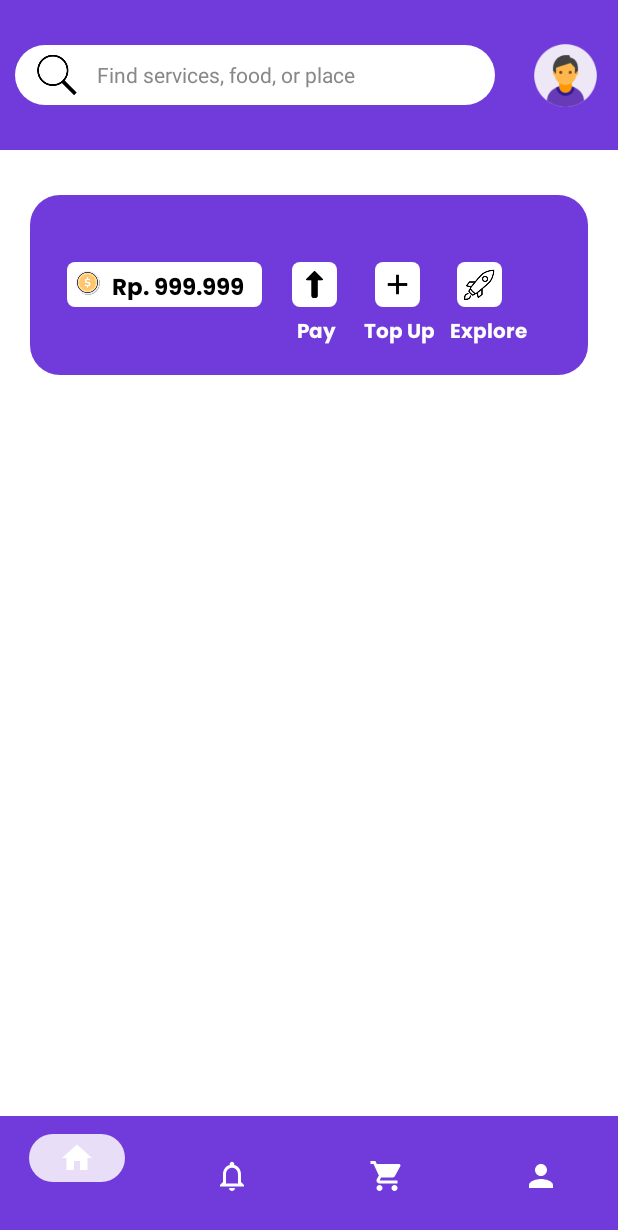
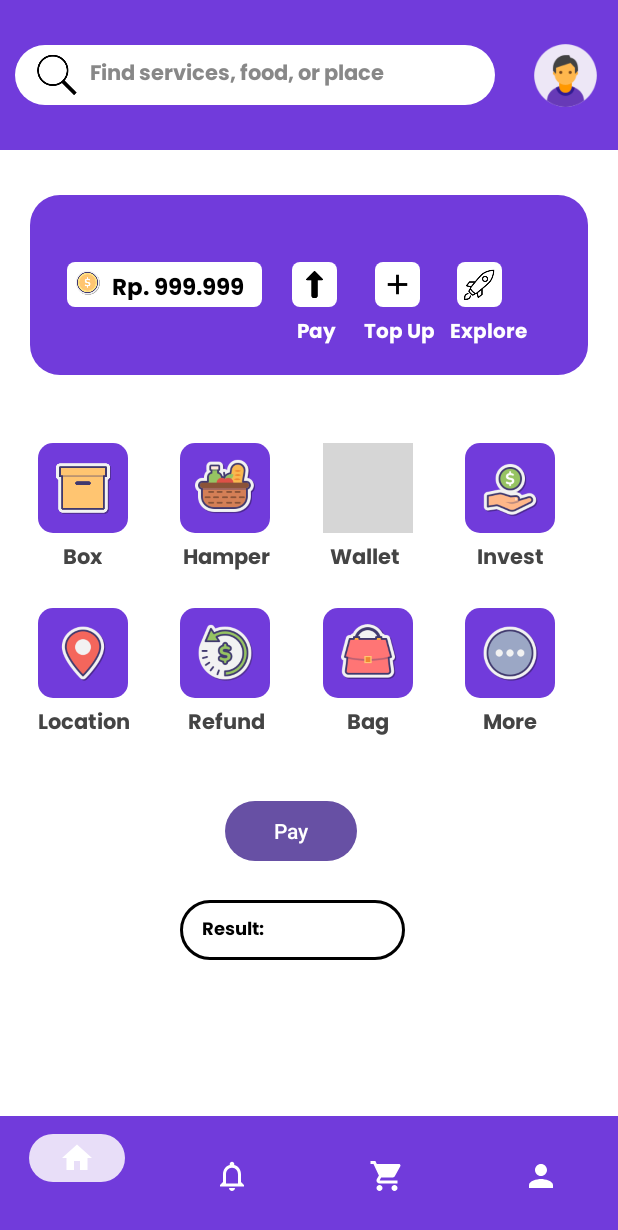
Before and after one commit to armandwipangestu/p5_android, an Android app: the screen it shows after launch (MainActivity), on a phone screen of 412 x 824 dp. Shown: the top 1230 px of the screen. Run offline under Robolectric (Android 15) with nearby library versions, the phone set to English and light mode, and no system bars; grey boxes are pictures that could not be loaded.

Commit message:
feat: update DashboardNavigation

```diff
--- a/latihan/DashboardNavigation/app/src/main/java/com/dashboardnavigation/MainActivity.java
+++ b/latihan/DashboardNavigation/app/src/main/java/com/dashboardnavigation/MainActivity.java
@@ -2,6 +2,11 @@ package com.dashboardnavigation;
 
 import android.os.Bundle;
 import android.view.MenuItem;
+import android.view.View;
+import android.widget.EditText;
+import android.widget.Button;
+import android.widget.ImageView;
+import android.widget.TextView;
 
 import androidx.annotation.NonNull;
 import androidx.appcompat.app.AppCompatActivity;
@@ -58,5 +63,26 @@ public class MainActivity extends AppCompatActivity {
         setContentView(R.layout.activity_main);
         bottomNavigationView = findViewById(R.id.btn_navigasi_menu);
         bottomNavigationView.setOnItemSelectedListener(navigation);
+
+        EditText etSearch = findViewById(R.id.search);
+        Button btnPay = findViewById(R.id.btnPay);
+        ImageView searchIcon = findViewById(R.id.searchIcon);
+        TextView etSearchResult = findViewById(R.id.searchResult);
+
+        btnPay.setOnClickListener(new View.OnClickListener() {
+            @Override
+            public void onClick(View v) {
+                String name = etSearch.getText().toString();
+                etSearchResult.setText("Result: " + name);
+            }
+        });
+
+        searchIcon.setOnClickListener(new View.OnClickListener() {
+            @Override
+            public void onClick(View v) {
+                String name = etSearch.getText().toString();
+                etSearchResult.setText("Result: " + name);
+            }
+        });
     }
 }
--- /dev/null
+++ b/latihan/DashboardNavigation/app/src/main/res/drawable/custom5.xml
@@ -0,0 +1,16 @@
+<?xml version="1.0" encoding="utf-8"?>
+<shape xmlns:android="http://schemas.android.com/apk/res/android"
+    android:shape="rectangle">
+
+    <solid android:color="@color/white" />
+        <stroke
+            android:width="2dp"
+            android:color="@color/black" />
+    <padding
+        android:left="5dp"
+        android:right="5dp"
+        android:top="5dp"
+        android:bottom="5dp"/>
+    <corners android:radius="100dp" />
+
+</shape>
--- a/latihan/DashboardNavigation/app/src/main/res/layout/activity_main.xml
+++ b/latihan/DashboardNavigation/app/src/main/res/layout/activity_main.xml
@@ -22,21 +22,39 @@
 
         <!--        Icon Search-->
         <ImageView
+            android:id="@+id/searchIcon"
             android:layout_width="35dp"
             android:layout_height="35dp"
             android:src="@drawable/search"
             android:layout_marginLeft="5dp"/>
 
-        <TextView
-            android:layout_width="wrap_content"
-            android:layout_height="wrap_content"
-            android:layout_marginTop="5dp"
-            android:layout_marginLeft="50dp"
-            android:text="Find services, food, or place"
-            android:textColor="#888"
-            />
+<!--        <EditText-->
+<!--            android:id="@+id/search"-->
+<!--            android:layout_width="wrap_content"-->
+<!--            android:layout_height="wrap_content"-->
+<!--            android:layout_marginLeft="50dp"-->
+<!--            android:hint="Find services, food, or place"-->
+<!--            android:textColorHint="#888"-->
+<!--            android:textColor="#000000"-->
+<!--            android:fontFamily="@font/poppins"-->
+<!--            android:textSize="11dp"-->
+<!--            />-->
 
     </RelativeLayout>
+
+    <EditText
+        android:id="@+id/search"
+        android:layout_width="wrap_content"
+        android:layout_height="wrap_content"
+        android:layout_marginTop="37dp"
+        android:layout_marginLeft="60dp"
+        android:hint="Find services, food, or place"
+        android:textColorHint="#888"
+        android:textColor="#000000"
+        android:fontFamily="@font/poppins"
+        android:textSize="14dp"
+        android:background="@null"
+        />
 
     <!--    Icon User-->
     <ImageView
@@ -163,166 +181,197 @@
             />
     </RelativeLayout>
 
-<!--    <RelativeLayout-->
-<!--        android:layout_width="match_parent"-->
-<!--        android:layout_height="245dp"-->
-<!--        android:layout_marginTop="270dp"-->
-<!--        android:layout_marginLeft="20dp"-->
-<!--        android:layout_marginRight="20dp">-->
+    <RelativeLayout
+        android:id="@+id/menu"
+        android:layout_width="match_parent"
+        android:layout_height="245dp"
+        android:layout_marginTop="270dp"
+        android:layout_marginLeft="20dp"
+        android:layout_marginRight="20dp">
 
-<!--        <ImageView-->
-<!--            android:layout_width="60dp"-->
-<!--            android:layout_height="60dp"-->
-<!--            android:layout_marginLeft="5dp"-->
-<!--            android:layout_marginTop="25dp"-->
-<!--            android:src="@drawable/box"-->
-<!--            android:background="@drawable/custom4"-->
-<!--            android:id="@+id/boxIcon" />-->
+        <ImageView
+            android:layout_width="60dp"
+            android:layout_height="60dp"
+            android:layout_marginLeft="5dp"
+            android:layout_marginTop="25dp"
+            android:src="@drawable/box"
+            android:background="@drawable/custom4"
+            android:id="@+id/boxIcon" />
 
-<!--        <TextView-->
-<!--            android:layout_width="wrap_content"-->
-<!--            android:layout_height="wrap_content"-->
-<!--            android:text="Box"-->
-<!--            android:layout_marginTop="90dp"-->
-<!--            android:layout_marginLeft="22dp"-->
-<!--            android:textColor="#444444"-->
-<!--            android:fontFamily="@font/poppins"-->
-<!--            />-->
+        <TextView
+            android:layout_width="wrap_content"
+            android:layout_height="wrap_content"
+            android:text="Box"
+            android:layout_marginTop="90dp"
+            android:layout_marginLeft="22dp"
+            android:textColor="#444444"
+            android:fontFamily="@font/poppins"
+            />
 
-<!--        <ImageView-->
-<!--            android:layout_width="60dp"-->
-<!--            android:layout_height="60dp"-->
-<!--            android:layout_marginLeft="100dp"-->
-<!--            android:layout_marginTop="25dp"-->
-<!--            android:src="@drawable/hamper"-->
-<!--            android:background="@drawable/custom4"-->
-<!--            android:id="@+id/hamperIcon" />-->
+        <ImageView
+            android:layout_width="60dp"
+            android:layout_height="60dp"
+            android:layout_marginLeft="100dp"
+            android:layout_marginTop="25dp"
+            android:src="@drawable/hamper"
+            android:background="@drawable/custom4"
+            android:id="@+id/hamperIcon" />
 
-<!--        <TextView-->
-<!--            android:layout_width="wrap_content"-->
-<!--            android:layout_height="wrap_content"-->
-<!--            android:text="Hamper"-->
-<!--            android:layout_marginTop="90dp"-->
-<!--            android:layout_marginLeft="102dp"-->
-<!--            android:textColor="#444444"-->
-<!--            android:fontFamily="@font/poppins"-->
-<!--            />-->
+        <TextView
+            android:layout_width="wrap_content"
+            android:layout_height="wrap_content"
+            android:text="Hamper"
+            android:layout_marginTop="90dp"
+            android:layout_marginLeft="102dp"
+            android:textColor="#444444"
+            android:fontFamily="@font/poppins"
+            />
 
-<!--        <ImageView-->
-<!--            android:layout_width="60dp"-->
-<!--            android:layout_height="60dp"-->
-<!--            android:layout_marginLeft="195dp"-->
-<!--            android:layout_marginTop="25dp"-->
-<!--            android:src="@drawable/wallet"-->
-<!--            android:background="@drawable/custom4"-->
-<!--            android:id="@+id/walletIcon" />-->
+        <ImageView
+            android:layout_width="60dp"
+            android:layout_height="60dp"
+            android:layout_marginLeft="195dp"
+            android:layout_marginTop="25dp"
+            android:src="@drawable/wallet"
+            android:background="@drawable/custom4"
+            android:id="@+id/walletIcon" />
 
-<!--        <TextView-->
-<!--            android:layout_width="wrap_content"-->
-<!--            android:layout_height="wrap_content"-->
-<!--            android:text="Wallet"-->
-<!--            android:layout_marginTop="90dp"-->
-<!--            android:layout_marginLeft="200dp"-->
-<!--            android:textColor="#444444"-->
-<!--            android:fontFamily="@font/poppins"-->
-<!--            />-->
+        <TextView
+            android:layout_width="wrap_content"
+            android:layout_height="wrap_content"
+            android:text="Wallet"
+            android:layout_marginTop="90dp"
+            android:layout_marginLeft="200dp"
+            android:textColor="#444444"
+            android:fontFamily="@font/poppins"
+            />
 
-<!--        <ImageView-->
-<!--            android:layout_width="60dp"-->
-<!--            android:layout_height="60dp"-->
-<!--            android:layout_marginLeft="290dp"-->
-<!--            android:layout_marginTop="25dp"-->
-<!--            android:src="@drawable/invest"-->
-<!--            android:background="@drawable/custom4"-->
-<!--            android:id="@+id/investIcon" />-->
+        <ImageView
+            android:layout_width="60dp"
+            android:layout_height="60dp"
+            android:layout_marginLeft="290dp"
+            android:layout_marginTop="25dp"
+            android:src="@drawable/invest"
+            android:background="@drawable/custom4"
+            android:id="@+id/investIcon" />
 
-<!--        <TextView-->
-<!--            android:layout_width="wrap_content"-->
-<!--            android:layout_height="wrap_content"-->
-<!--            android:text="Invest"-->
-<!--            android:layout_marginTop="90dp"-->
-<!--            android:layout_marginLeft="298dp"-->
-<!--            android:textColor="#444444"-->
-<!--            android:fontFamily="@font/poppins"-->
-<!--            />-->
+        <TextView
+            android:layout_width="wrap_content"
+            android:layout_height="wrap_content"
+            android:text="Invest"
+            android:layout_marginTop="90dp"
+            android:layout_marginLeft="298dp"
+            android:textColor="#444444"
+            android:fontFamily="@font/poppins"
+            />
 
-<!--        <ImageView-->
-<!--            android:layout_width="60dp"-->
-<!--            android:layout_height="60dp"-->
-<!--            android:layout_marginLeft="5dp"-->
-<!--            android:layout_marginTop="135dp"-->
-<!--            android:src="@drawable/location"-->
-<!--            android:background="@drawable/custom4"-->
-<!--            android:id="@+id/locationIcon" />-->
+        <ImageView
+            android:layout_width="60dp"
+            android:layout_height="60dp"
+            android:layout_marginLeft="5dp"
+            android:layout_marginTop="135dp"
+            android:src="@drawable/location"
+            android:background="@drawable/custom4"
+            android:id="@+id/locationIcon" />
 
-<!--        <TextView-->
-<!--            android:layout_width="wrap_content"-->
-<!--            android:layout_height="wrap_content"-->
-<!--            android:text="Location"-->
-<!--            android:layout_marginTop="200dp"-->
-<!--            android:layout_marginLeft="5dp"-->
-<!--            android:textColor="#444444"-->
-<!--            android:fontFamily="@font/poppins"-->
-<!--            />-->
+        <TextView
+            android:layout_width="wrap_content"
+            android:layout_height="wrap_content"
+            android:text="Location"
+            android:layout_marginTop="200dp"
+            android:layout_marginLeft="5dp"
+            android:textColor="#444444"
+            android:fontFamily="@font/poppins"
+            />
 
-<!--        <ImageView-->
-<!--            android:layout_width="60dp"-->
-<!--            android:layout_height="60dp"-->
-<!--            android:layout_marginLeft="100dp"-->
-<!--            android:layout_marginTop="135dp"-->
-<!--            android:src="@drawable/refund"-->
-<!--            android:background="@drawable/custom4"-->
-<!--            android:id="@+id/refundIcon" />-->
+        <ImageView
+            android:layout_width="60dp"
+            android:layout_height="60dp"
+            android:layout_marginLeft="100dp"
+            android:layout_marginTop="135dp"
+            android:src="@drawable/refund"
+            android:background="@drawable/custom4"
+            android:id="@+id/refundIcon" />
 
-<!--        <TextView-->
-<!--            android:layout_width="wrap_content"-->
-<!--            android:layout_height="wrap_content"-->
-<!--            android:text="Refund"-->
-<!--            android:layout_marginTop="200dp"-->
-<!--            android:layout_marginLeft="105dp"-->
-<!--            android:textColor="#444444"-->
-<!--            android:fontFamily="@font/poppins"-->
-<!--            />-->
+        <TextView
+            android:layout_width="wrap_content"
+            android:layout_height="wrap_content"
+            android:text="Refund"
+            android:layout_marginTop="200dp"
+            android:layout_marginLeft="105dp"
+            android:textColor="#444444"
+            android:fontFamily="@font/poppins"
+            />
 
-<!--        <ImageView-->
-<!--            android:layout_width="60dp"-->
-<!--            android:layout_height="60dp"-->
-<!--            android:layout_marginLeft="195dp"-->
-<!--            android:layout_marginTop="135dp"-->
-<!--            android:src="@drawable/bag"-->
-<!--            android:background="@drawable/custom4"-->
-<!--            android:id="@+id/bagIcon" />-->
+        <ImageView
+            android:layout_width="60dp"
+            android:layout_height="60dp"
+            android:layout_marginLeft="195dp"
+            android:layout_marginTop="135dp"
+            android:src="@drawable/bag"
+            android:background="@drawable/custom4"
+            android:id="@+id/bagIcon" />
 
-<!--        <TextView-->
-<!--            android:layout_width="wrap_content"-->
-<!--            android:layout_height="wrap_content"-->
-<!--            android:text="Bag"-->
-<!--            android:layout_marginTop="200dp"-->
-<!--            android:layout_marginLeft="211dp"-->
-<!--            android:textColor="#444444"-->
-<!--            android:fontFamily="@font/poppins"-->
-<!--            />-->
+        <TextView
+            android:layout_width="wrap_content"
+            android:layout_height="wrap_content"
+            android:text="Bag"
+            android:layout_marginTop="200dp"
+            android:layout_marginLeft="211dp"
+            android:textColor="#444444"
+            android:fontFamily="@font/poppins"
+            />
 
-<!--        <ImageView-->
-<!--            android:layout_width="60dp"-->
-<!--            android:layout_height="60dp"-->
-<!--            android:layout_marginLeft="290dp"-->
-<!--            android:layout_marginTop="135dp"-->
-<!--            android:src="@drawable/more"-->
-<!--            android:background="@drawable/custom4"-->
-<!--            android:id="@+id/moreIcon" />-->
+        <ImageView
+            android:layout_width="60dp"
+            android:layout_height="60dp"
+            android:layout_marginLeft="290dp"
+            android:layout_marginTop="135dp"
+            android:src="@drawable/more"
+            android:background="@drawable/custom4"
+            android:id="@+id/moreIcon" />
 
-<!--        <TextView-->
-<!--            android:layout_width="wrap_content"-->
-<!--            android:layout_height="wrap_content"-->
-<!--            android:text="More"-->
-<!--            android:layout_marginTop="200dp"-->
-<!--            android:layout_marginLeft="302dp"-->
-<!--            android:textColor="#444444"-->
-<!--            android:fontFamily="@font/poppins"-->
-<!--            />-->
+        <TextView
+            android:layout_width="wrap_content"
+            android:layout_height="wrap_content"
+            android:text="More"
+            android:layout_marginTop="200dp"
+            android:layout_marginLeft="302dp"
+            android:textColor="#444444"
+            android:fontFamily="@font/poppins"
+            />
 
-<!--    </RelativeLayout>-->
+    </RelativeLayout>
+
+    <Button
+        android:id="@+id/btnPay"
+        android:layout_width="wrap_content"
+        android:layout_height="wrap_content"
+        android:text="Pay"
+        android:layout_marginTop="530dp"
+        android:layout_marginLeft="150dp"
+        tools:ignore="MissingConstraints" />
+
+    <RelativeLayout
+        android:layout_width="150dp"
+        android:layout_height="40dp"
+        android:layout_marginLeft="120dp"
+        android:layout_marginTop="600dp"
+        android:background="@drawable/custom5">
+
+        <TextView
+            android:id="@+id/searchResult"
+            android:layout_width="wrap_content"
+            android:layout_height="wrap_content"
+            android:layout_marginTop="5dp"
+            android:layout_marginLeft="10dp"
+            android:textColor="#000000"
+            android:fontFamily="@font/poppins"
+            android:text="Result: "
+            android:textSize="12dp"
+            />
+
+    </RelativeLayout>
 
     <com.google.android.material.bottomnavigation.BottomNavigationView
         android:layout_width="match_parent"
```
